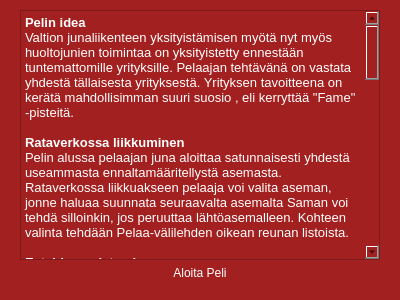
This is TrainGame/TrainGame/startwindow.ui in MilanFIN/TrainGame as Qt 5 draws it before an edit. The edited form follows.
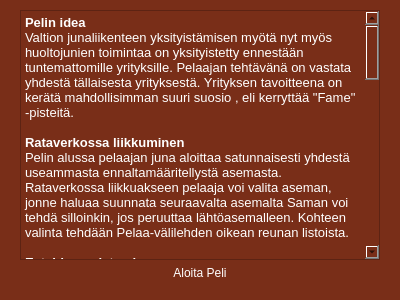
This is the edited form.

```diff
--- a/TrainGame/TrainGame/startwindow.ui
+++ b/TrainGame/TrainGame/startwindow.ui
@@ -32,7 +32,7 @@
    <string>Ohjeet</string>
   </property>
   <property name="styleSheet">
-   <string notr="true">background-color: 	#a32020;</string>
+   <string notr="true">background-color: 		#792e18;</string>
   </property>
   <widget class="QPushButton" name="start">
    <property name="geometry">
@@ -79,41 +79,41 @@
     <string>&lt;!DOCTYPE HTML PUBLIC &quot;-//W3C//DTD HTML 4.0//EN&quot; &quot;http://www.w3.org/TR/REC-html40/strict.dtd&quot;&gt;
 &lt;html&gt;&lt;head&gt;&lt;meta name=&quot;qrichtext&quot; content=&quot;1&quot; /&gt;&lt;style type=&quot;text/css&quot;&gt;
 p, li { white-space: pre-wrap; }
-&lt;/style&gt;&lt;/head&gt;&lt;body style=&quot; font-family:'Sans'; font-size:10pt; font-weight:400; font-style:normal;&quot;&gt;
-&lt;p style=&quot; margin-top:0px; margin-bottom:0px; margin-left:0px; margin-right:0px; -qt-block-indent:0; text-indent:0px;&quot;&gt;&lt;span style=&quot; font-weight:600;&quot;&gt;Pelin idea&lt;/span&gt;&lt;/p&gt;
-&lt;p style=&quot; margin-top:0px; margin-bottom:0px; margin-left:0px; margin-right:0px; -qt-block-indent:0; text-indent:0px;&quot;&gt;Valtion junaliikenteen yksityistämisen myötä nyt myös huoltojunien toimintaa on yksityistetty ennestään tuntemattomille yrityksille. Pelaajan tehtävänä on vastata yhdestä tällaisesta yrityksestä. Yrityksen tavoitteena on kerätä mahdollisimman suuri suosio , eli kerryttää &amp;quot;Fame&amp;quot; -pisteitä.&lt;/p&gt;
-&lt;p style=&quot;-qt-paragraph-type:empty; margin-top:0px; margin-bottom:0px; margin-left:0px; margin-right:0px; -qt-block-indent:0; text-indent:0px;&quot;&gt;&lt;br /&gt;&lt;/p&gt;
-&lt;p style=&quot; margin-top:0px; margin-bottom:0px; margin-left:0px; margin-right:0px; -qt-block-indent:0; text-indent:0px;&quot;&gt;&lt;span style=&quot; font-weight:600;&quot;&gt;Rataverkossa liikkuminen&lt;/span&gt;&lt;/p&gt;
-&lt;p style=&quot; margin-top:0px; margin-bottom:0px; margin-left:0px; margin-right:0px; -qt-block-indent:0; text-indent:0px;&quot;&gt;Pelin alussa pelaajan juna aloittaa satunnaisesti yhdestä useammasta ennaltamääritellystä asemasta. Rataverkossa liikkuakseen pelaaja voi valita aseman, jonne haluaa suunnata seuraavalta asemalta Saman voi tehdä silloinkin, jos peruuttaa lähtöasemalleen. Kohteen valinta tehdään Pelaa-välilehden oikean reunan listoista. &lt;/p&gt;
-&lt;p style=&quot;-qt-paragraph-type:empty; margin-top:0px; margin-bottom:0px; margin-left:0px; margin-right:0px; -qt-block-indent:0; text-indent:0px; font-weight:600;&quot;&gt;&lt;br /&gt;&lt;/p&gt;
-&lt;p style=&quot; margin-top:0px; margin-bottom:0px; margin-left:0px; margin-right:0px; -qt-block-indent:0; text-indent:0px;&quot;&gt;&lt;span style=&quot; font-weight:600;&quot;&gt;Esteiden poistaminen&lt;/span&gt;&lt;/p&gt;
-&lt;p style=&quot; margin-top:0px; margin-bottom:0px; margin-left:0px; margin-right:0px; -qt-block-indent:0; text-indent:0px;&quot;&gt;Pelaajan tehtävänä on poistaa rataverkossa esiintyviä esteitä. Kohdatessaan esteen pelaaja voi poistaa sen klikkaamalla pelinäkymää, jossa este on näkyvissä silloin, kun este on pelaajan ajaman huoltojunan lähellä. &lt;/p&gt;
-&lt;p style=&quot;-qt-paragraph-type:empty; margin-top:0px; margin-bottom:0px; margin-left:0px; margin-right:0px; -qt-block-indent:0; text-indent:0px;&quot;&gt;&lt;br /&gt;&lt;/p&gt;
-&lt;p style=&quot; margin-top:0px; margin-bottom:0px; margin-left:0px; margin-right:0px; -qt-block-indent:0; text-indent:0px;&quot;&gt;Esteitä on pelissä kahdenlaisia: vaarallisia ja vaarattomia. Vaarallinen este sijaitsee sellaisella raiteella, jolla saattaa kulkea muita junia, jotka eivät saa törmätä esteeseen.&lt;/p&gt;
-&lt;p style=&quot;-qt-paragraph-type:empty; margin-top:0px; margin-bottom:0px; margin-left:0px; margin-right:0px; -qt-block-indent:0; text-indent:0px;&quot;&gt;&lt;br /&gt;&lt;/p&gt;
-&lt;p style=&quot; margin-top:0px; margin-bottom:0px; margin-left:0px; margin-right:0px; -qt-block-indent:0; text-indent:0px;&quot;&gt;Pelissä on navigaattori, joka pyrkii ohjaamaan pelaajan esteen luo. Navigaattorin ohjeet näkyvät reitinvalintalistojen yläpuolella &amp;quot;Navi&amp;quot; -kohdassa.&lt;/p&gt;
-&lt;p style=&quot;-qt-paragraph-type:empty; margin-top:0px; margin-bottom:0px; margin-left:0px; margin-right:0px; -qt-block-indent:0; text-indent:0px; font-weight:600;&quot;&gt;&lt;br /&gt;&lt;/p&gt;
-&lt;p style=&quot; margin-top:0px; margin-bottom:0px; margin-left:0px; margin-right:0px; -qt-block-indent:0; text-indent:0px;&quot;&gt;&lt;span style=&quot; font-weight:600;&quot;&gt;Pisteiden kerryttäminen (tärkeää)&lt;/span&gt;&lt;/p&gt;
-&lt;p style=&quot; margin-top:0px; margin-bottom:0px; margin-left:0px; margin-right:0px; -qt-block-indent:0; text-indent:0px;&quot;&gt;Pelaaja voi ansaita pelissä rahaa ja famea poistamalla esteitä klikkaamalla pelinäkymää esteiden ollessa lähellä pelaajan junaa. Tällöin pelaaja saa 10 famea ja 50 rahaa&lt;/p&gt;
-&lt;p style=&quot;-qt-paragraph-type:empty; margin-top:0px; margin-bottom:0px; margin-left:0px; margin-right:0px; -qt-block-indent:0; text-indent:0px;&quot;&gt;&lt;br /&gt;&lt;/p&gt;
-&lt;p style=&quot; margin-top:0px; margin-bottom:0px; margin-left:0px; margin-right:0px; -qt-block-indent:0; text-indent:0px;&quot;&gt;Jos pelaaja törmää esteisiin, vähennetään tältä 10 famea&lt;/p&gt;
-&lt;p style=&quot;-qt-paragraph-type:empty; margin-top:0px; margin-bottom:0px; margin-left:0px; margin-right:0px; -qt-block-indent:0; text-indent:0px;&quot;&gt;&lt;br /&gt;&lt;/p&gt;
-&lt;p style=&quot; margin-top:0px; margin-bottom:0px; margin-left:0px; margin-right:0px; -qt-block-indent:0; text-indent:0px;&quot;&gt;Jos jokin muu raideverkossa liikkuva juna törmää rataverkossa olevaan esteeseen, pelaajalta vähennetään 20 famea ja 50 rahaa.&lt;/p&gt;
-&lt;p style=&quot;-qt-paragraph-type:empty; margin-top:0px; margin-bottom:0px; margin-left:0px; margin-right:0px; -qt-block-indent:0; text-indent:0px;&quot;&gt;&lt;br /&gt;&lt;/p&gt;
-&lt;p style=&quot; margin-top:0px; margin-bottom:0px; margin-left:0px; margin-right:0px; -qt-block-indent:0; text-indent:0px;&quot;&gt;Jos pelaaja törmää rataverkossa toiseen junaan pelaajalta vähennetään 100 famea.&lt;/p&gt;
-&lt;p style=&quot;-qt-paragraph-type:empty; margin-top:0px; margin-bottom:0px; margin-left:0px; margin-right:0px; -qt-block-indent:0; text-indent:0px;&quot;&gt;&lt;br /&gt;&lt;/p&gt;
-&lt;p style=&quot; margin-top:0px; margin-bottom:0px; margin-left:0px; margin-right:0px; -qt-block-indent:0; text-indent:0px;&quot;&gt;Pelaaja häviää, kun hänellä on -100 famea. Peliä ei voi varsinaisesti voittaa.&lt;/p&gt;
-&lt;p style=&quot;-qt-paragraph-type:empty; margin-top:0px; margin-bottom:0px; margin-left:0px; margin-right:0px; -qt-block-indent:0; text-indent:0px; font-weight:600;&quot;&gt;&lt;br /&gt;&lt;/p&gt;
-&lt;p style=&quot; margin-top:0px; margin-bottom:0px; margin-left:0px; margin-right:0px; -qt-block-indent:0; text-indent:0px;&quot;&gt;&lt;span style=&quot; font-weight:600;&quot;&gt;Kauppa&lt;/span&gt;&lt;/p&gt;
-&lt;p style=&quot; margin-top:0px; margin-bottom:0px; margin-left:0px; margin-right:0px; -qt-block-indent:0; text-indent:0px;&quot;&gt;Kerryttämällään rahalla pelaaja voi ostaa uusia junia kauppa-välilehdellä. Omistettua junaa ei voi myydä, jos se ei ole täydessä kunnossa.&lt;/p&gt;
-&lt;p style=&quot;-qt-paragraph-type:empty; margin-top:0px; margin-bottom:0px; margin-left:0px; margin-right:0px; -qt-block-indent:0; text-indent:0px;&quot;&gt;&lt;br /&gt;&lt;/p&gt;
-&lt;p style=&quot; margin-top:0px; margin-bottom:0px; margin-left:0px; margin-right:0px; -qt-block-indent:0; text-indent:0px;&quot;&gt;Kaupassa pelaaja voi myös valita aktiivisen junansa valitsemalla sen vasemmanpuoleisesta listasta, ja klikkaamalla Aseta aktiiviseksi -nappulaa.&lt;/p&gt;
-&lt;p style=&quot;-qt-paragraph-type:empty; margin-top:0px; margin-bottom:0px; margin-left:0px; margin-right:0px; -qt-block-indent:0; text-indent:0px;&quot;&gt;&lt;br /&gt;&lt;/p&gt;
-&lt;p style=&quot; margin-top:0px; margin-bottom:0px; margin-left:0px; margin-right:0px; -qt-block-indent:0; text-indent:0px;&quot;&gt;&lt;span style=&quot; font-weight:600;&quot;&gt;Varikko&lt;/span&gt;&lt;/p&gt;
-&lt;p style=&quot; margin-top:0px; margin-bottom:0px; margin-left:0px; margin-right:0px; -qt-block-indent:0; text-indent:0px;&quot;&gt;Törmätessään muihin juniin tai esteisiin pelaajan juna vastaanottaa vahinkoa. Liian paljon vahinkoa vastaanottaneella junalla ei voi ajaa ennenkuin se on korjattu. Vahingot voi korjata varikolla.&lt;/p&gt;
-&lt;p style=&quot;-qt-paragraph-type:empty; margin-top:0px; margin-bottom:0px; margin-left:0px; margin-right:0px; -qt-block-indent:0; text-indent:0px;&quot;&gt;&lt;br /&gt;&lt;/p&gt;
-&lt;p style=&quot; margin-top:0px; margin-bottom:0px; margin-left:0px; margin-right:0px; -qt-block-indent:0; text-indent:0px;&quot;&gt;&lt;span style=&quot; font-weight:600;&quot;&gt;Minimap&lt;/span&gt;&lt;/p&gt;
-&lt;p style=&quot; margin-top:0px; margin-bottom:0px; margin-left:0px; margin-right:0px; -qt-block-indent:0; text-indent:0px;&quot;&gt;Minimapissa punainen piste on pelaajan juna ja vihreä esteen sijainti. Sijainnnit päivittyvät tarvittaessa.&lt;/p&gt;&lt;/body&gt;&lt;/html&gt;</string>
+&lt;/style&gt;&lt;/head&gt;&lt;body style=&quot; font-family:'Cantarell'; font-size:11pt; font-weight:400; font-style:normal;&quot;&gt;
+&lt;p style=&quot; margin-top:0px; margin-bottom:0px; margin-left:0px; margin-right:0px; -qt-block-indent:0; text-indent:0px;&quot;&gt;&lt;span style=&quot; font-family:'Sans'; font-size:10pt; font-weight:600;&quot;&gt;Pelin idea&lt;/span&gt;&lt;/p&gt;
+&lt;p style=&quot; margin-top:0px; margin-bottom:0px; margin-left:0px; margin-right:0px; -qt-block-indent:0; text-indent:0px;&quot;&gt;&lt;span style=&quot; font-family:'Sans'; font-size:10pt;&quot;&gt;Valtion junaliikenteen yksityistämisen myötä nyt myös huoltojunien toimintaa on yksityistetty ennestään tuntemattomille yrityksille. Pelaajan tehtävänä on vastata yhdestä tällaisesta yrityksestä. Yrityksen tavoitteena on kerätä mahdollisimman suuri suosio , eli kerryttää &amp;quot;Fame&amp;quot; -pisteitä.&lt;/span&gt;&lt;/p&gt;
+&lt;p style=&quot;-qt-paragraph-type:empty; margin-top:0px; margin-bottom:0px; margin-left:0px; margin-right:0px; -qt-block-indent:0; text-indent:0px; font-family:'Sans'; font-size:10pt;&quot;&gt;&lt;br /&gt;&lt;/p&gt;
+&lt;p style=&quot; margin-top:0px; margin-bottom:0px; margin-left:0px; margin-right:0px; -qt-block-indent:0; text-indent:0px;&quot;&gt;&lt;span style=&quot; font-family:'Sans'; font-size:10pt; font-weight:600;&quot;&gt;Rataverkossa liikkuminen&lt;/span&gt;&lt;/p&gt;
+&lt;p style=&quot; margin-top:0px; margin-bottom:0px; margin-left:0px; margin-right:0px; -qt-block-indent:0; text-indent:0px;&quot;&gt;&lt;span style=&quot; font-family:'Sans'; font-size:10pt;&quot;&gt;Pelin alussa pelaajan juna aloittaa satunnaisesti yhdestä useammasta ennaltamääritellystä asemasta. Rataverkossa liikkuakseen pelaaja voi valita aseman, jonne haluaa suunnata seuraavalta asemalta Saman voi tehdä silloinkin, jos peruuttaa lähtöasemalleen. Kohteen valinta tehdään Pelaa-välilehden oikean reunan listoista. &lt;/span&gt;&lt;/p&gt;
+&lt;p style=&quot;-qt-paragraph-type:empty; margin-top:0px; margin-bottom:0px; margin-left:0px; margin-right:0px; -qt-block-indent:0; text-indent:0px; font-family:'Sans'; font-size:10pt; font-weight:600;&quot;&gt;&lt;br /&gt;&lt;/p&gt;
+&lt;p style=&quot; margin-top:0px; margin-bottom:0px; margin-left:0px; margin-right:0px; -qt-block-indent:0; text-indent:0px;&quot;&gt;&lt;span style=&quot; font-family:'Sans'; font-size:10pt; font-weight:600;&quot;&gt;Esteiden poistaminen&lt;/span&gt;&lt;/p&gt;
+&lt;p style=&quot; margin-top:0px; margin-bottom:0px; margin-left:0px; margin-right:0px; -qt-block-indent:0; text-indent:0px;&quot;&gt;&lt;span style=&quot; font-family:'Sans'; font-size:10pt;&quot;&gt;Pelaajan tehtävänä on poistaa rataverkossa esiintyviä esteitä. Kohdatessaan esteen pelaaja voi poistaa sen klikkaamalla pelinäkymää, jossa este on näkyvissä silloin, kun este on pelaajan ajaman huoltojunan lähellä. &lt;/span&gt;&lt;/p&gt;
+&lt;p style=&quot;-qt-paragraph-type:empty; margin-top:0px; margin-bottom:0px; margin-left:0px; margin-right:0px; -qt-block-indent:0; text-indent:0px; font-family:'Sans'; font-size:10pt;&quot;&gt;&lt;br /&gt;&lt;/p&gt;
+&lt;p style=&quot; margin-top:0px; margin-bottom:0px; margin-left:0px; margin-right:0px; -qt-block-indent:0; text-indent:0px;&quot;&gt;&lt;span style=&quot; font-family:'Sans'; font-size:10pt;&quot;&gt;Esteitä on pelissä kahdenlaisia: vaarallisia ja vaarattomia. Vaarallinen este sijaitsee sellaisella raiteella, jolla saattaa kulkea muita junia, jotka eivät saa törmätä esteeseen.&lt;/span&gt;&lt;/p&gt;
+&lt;p style=&quot;-qt-paragraph-type:empty; margin-top:0px; margin-bottom:0px; margin-left:0px; margin-right:0px; -qt-block-indent:0; text-indent:0px; font-family:'Sans'; font-size:10pt;&quot;&gt;&lt;br /&gt;&lt;/p&gt;
+&lt;p style=&quot; margin-top:0px; margin-bottom:0px; margin-left:0px; margin-right:0px; -qt-block-indent:0; text-indent:0px;&quot;&gt;&lt;span style=&quot; font-family:'Sans'; font-size:10pt;&quot;&gt;Pelissä on navigaattori, joka pyrkii ohjaamaan pelaajan esteen luo. Navigaattorin ohjeet näkyvät reitinvalintalistojen yläpuolella &amp;quot;Navi&amp;quot; -kohdassa.&lt;/span&gt;&lt;/p&gt;
+&lt;p style=&quot;-qt-paragraph-type:empty; margin-top:0px; margin-bottom:0px; margin-left:0px; margin-right:0px; -qt-block-indent:0; text-indent:0px; font-family:'Sans'; font-size:10pt; font-weight:600;&quot;&gt;&lt;br /&gt;&lt;/p&gt;
+&lt;p style=&quot; margin-top:0px; margin-bottom:0px; margin-left:0px; margin-right:0px; -qt-block-indent:0; text-indent:0px;&quot;&gt;&lt;span style=&quot; font-family:'Sans'; font-size:10pt; font-weight:600;&quot;&gt;Pisteiden kerryttäminen (tärkeää)&lt;/span&gt;&lt;/p&gt;
+&lt;p style=&quot; margin-top:0px; margin-bottom:0px; margin-left:0px; margin-right:0px; -qt-block-indent:0; text-indent:0px;&quot;&gt;&lt;span style=&quot; font-family:'Sans'; font-size:10pt;&quot;&gt;Pelaaja voi ansaita pelissä rahaa ja famea poistamalla esteitä klikkaamalla pelinäkymää esteiden ollessa lähellä pelaajan junaa. Tällöin pelaaja saa 10 famea ja 50 rahaa&lt;/span&gt;&lt;/p&gt;
+&lt;p style=&quot;-qt-paragraph-type:empty; margin-top:0px; margin-bottom:0px; margin-left:0px; margin-right:0px; -qt-block-indent:0; text-indent:0px; font-family:'Sans'; font-size:10pt;&quot;&gt;&lt;br /&gt;&lt;/p&gt;
+&lt;p style=&quot; margin-top:0px; margin-bottom:0px; margin-left:0px; margin-right:0px; -qt-block-indent:0; text-indent:0px;&quot;&gt;&lt;span style=&quot; font-family:'Sans'; font-size:10pt;&quot;&gt;Jos pelaaja törmää esteisiin, vähennetään tältä 10 famea&lt;/span&gt;&lt;/p&gt;
+&lt;p style=&quot;-qt-paragraph-type:empty; margin-top:0px; margin-bottom:0px; margin-left:0px; margin-right:0px; -qt-block-indent:0; text-indent:0px; font-family:'Sans'; font-size:10pt;&quot;&gt;&lt;br /&gt;&lt;/p&gt;
+&lt;p style=&quot; margin-top:0px; margin-bottom:0px; margin-left:0px; margin-right:0px; -qt-block-indent:0; text-indent:0px;&quot;&gt;&lt;span style=&quot; font-family:'Sans'; font-size:10pt;&quot;&gt;Jos jokin muu raideverkossa liikkuva juna törmää rataverkossa olevaan esteeseen, pelaajalta vähennetään 20 famea ja 50 rahaa.&lt;/span&gt;&lt;/p&gt;
+&lt;p style=&quot;-qt-paragraph-type:empty; margin-top:0px; margin-bottom:0px; margin-left:0px; margin-right:0px; -qt-block-indent:0; text-indent:0px; font-family:'Sans'; font-size:10pt;&quot;&gt;&lt;br /&gt;&lt;/p&gt;
+&lt;p style=&quot; margin-top:0px; margin-bottom:0px; margin-left:0px; margin-right:0px; -qt-block-indent:0; text-indent:0px;&quot;&gt;&lt;span style=&quot; font-family:'Sans'; font-size:10pt;&quot;&gt;Jos pelaaja törmää rataverkossa toiseen junaan pelaajalta vähennetään 100 famea.&lt;/span&gt;&lt;/p&gt;
+&lt;p style=&quot;-qt-paragraph-type:empty; margin-top:0px; margin-bottom:0px; margin-left:0px; margin-right:0px; -qt-block-indent:0; text-indent:0px; font-family:'Sans'; font-size:10pt;&quot;&gt;&lt;br /&gt;&lt;/p&gt;
+&lt;p style=&quot; margin-top:0px; margin-bottom:0px; margin-left:0px; margin-right:0px; -qt-block-indent:0; text-indent:0px;&quot;&gt;&lt;span style=&quot; font-family:'Sans'; font-size:10pt;&quot;&gt;Pelaaja häviää, kun hänellä on -100 famea. Peliä ei voi varsinaisesti voittaa.&lt;/span&gt;&lt;/p&gt;
+&lt;p style=&quot;-qt-paragraph-type:empty; margin-top:0px; margin-bottom:0px; margin-left:0px; margin-right:0px; -qt-block-indent:0; text-indent:0px; font-family:'Sans'; font-size:10pt; font-weight:600;&quot;&gt;&lt;br /&gt;&lt;/p&gt;
+&lt;p style=&quot; margin-top:0px; margin-bottom:0px; margin-left:0px; margin-right:0px; -qt-block-indent:0; text-indent:0px;&quot;&gt;&lt;span style=&quot; font-family:'Sans'; font-size:10pt; font-weight:600;&quot;&gt;Kauppa&lt;/span&gt;&lt;/p&gt;
+&lt;p style=&quot; margin-top:0px; margin-bottom:0px; margin-left:0px; margin-right:0px; -qt-block-indent:0; text-indent:0px;&quot;&gt;&lt;span style=&quot; font-family:'Sans'; font-size:10pt;&quot;&gt;Kerryttämällään rahalla pelaaja voi ostaa uusia junia kauppa-välilehdellä. Omistettua junaa ei voi myydä, jos se ei ole täydessä kunnossa.&lt;/span&gt;&lt;/p&gt;
+&lt;p style=&quot;-qt-paragraph-type:empty; margin-top:0px; margin-bottom:0px; margin-left:0px; margin-right:0px; -qt-block-indent:0; text-indent:0px; font-family:'Sans'; font-size:10pt;&quot;&gt;&lt;br /&gt;&lt;/p&gt;
+&lt;p style=&quot; margin-top:0px; margin-bottom:0px; margin-left:0px; margin-right:0px; -qt-block-indent:0; text-indent:0px;&quot;&gt;&lt;span style=&quot; font-family:'Sans'; font-size:10pt;&quot;&gt;Kaupassa pelaaja voi myös valita aktiivisen junansa valitsemalla sen vasemmanpuoleisesta listasta, ja klikkaamalla Aseta aktiiviseksi -nappulaa.&lt;/span&gt;&lt;/p&gt;
+&lt;p style=&quot;-qt-paragraph-type:empty; margin-top:0px; margin-bottom:0px; margin-left:0px; margin-right:0px; -qt-block-indent:0; text-indent:0px; font-family:'Sans'; font-size:10pt;&quot;&gt;&lt;br /&gt;&lt;/p&gt;
+&lt;p style=&quot; margin-top:0px; margin-bottom:0px; margin-left:0px; margin-right:0px; -qt-block-indent:0; text-indent:0px;&quot;&gt;&lt;span style=&quot; font-family:'Sans'; font-size:10pt; font-weight:600;&quot;&gt;Varikko&lt;/span&gt;&lt;/p&gt;
+&lt;p style=&quot; margin-top:0px; margin-bottom:0px; margin-left:0px; margin-right:0px; -qt-block-indent:0; text-indent:0px;&quot;&gt;&lt;span style=&quot; font-family:'Sans'; font-size:10pt;&quot;&gt;Törmätessään muihin juniin tai esteisiin pelaajan juna vastaanottaa vahinkoa. Liian paljon vahinkoa vastaanottaneella junalla ei voi ajaa ennenkuin se on korjattu. Vahingot voi korjata varikolla.&lt;/span&gt;&lt;/p&gt;
+&lt;p style=&quot;-qt-paragraph-type:empty; margin-top:0px; margin-bottom:0px; margin-left:0px; margin-right:0px; -qt-block-indent:0; text-indent:0px; font-family:'Sans'; font-size:10pt;&quot;&gt;&lt;br /&gt;&lt;/p&gt;
+&lt;p style=&quot; margin-top:0px; margin-bottom:0px; margin-left:0px; margin-right:0px; -qt-block-indent:0; text-indent:0px;&quot;&gt;&lt;span style=&quot; font-family:'Sans'; font-size:10pt; font-weight:600;&quot;&gt;Minimap&lt;/span&gt;&lt;/p&gt;
+&lt;p style=&quot; margin-top:0px; margin-bottom:0px; margin-left:0px; margin-right:0px; -qt-block-indent:0; text-indent:0px;&quot;&gt;&lt;span style=&quot; font-family:'Sans'; font-size:10pt;&quot;&gt;Minimapissa punainen piste on pelaajan juna ja vihreä esteen sijainti. Sijainnnit päivittyvät tarvittaessa.&lt;/span&gt;&lt;/p&gt;&lt;/body&gt;&lt;/html&gt;</string>
    </property>
   </widget>
  </widget>
```
